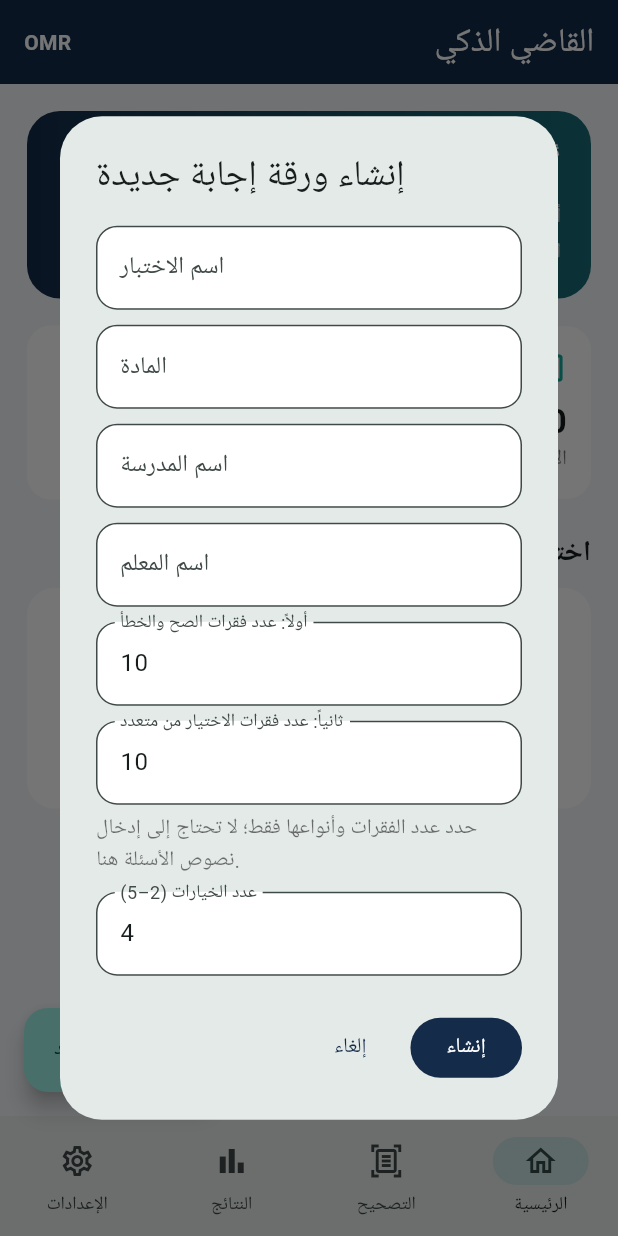
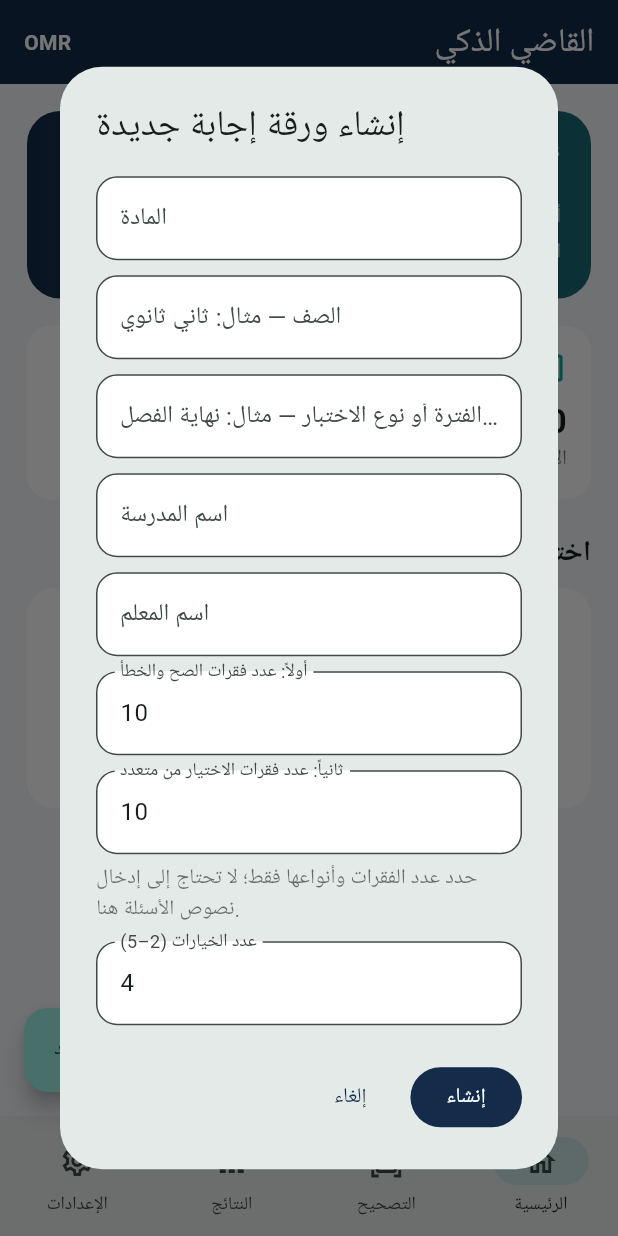
Before and after one commit to mdrstalnwr33-beep/Test-alqabi-, a Flutter app: the screen it shows after launch, after a tap on "اختبار جديد", on a phone screen of 412 x 824 dp. Run offline on Flutter 3.47's test engine with Material 3 defaults, Android fonts, the phone set to English and light mode, and no system bars; our stand-ins replace file_picker, image_picker, pdf, printing, share_plus, shared_preferences; missing offline and left inert: arabic_reshaper, tesseract_ocr; key blocks and very long unbroken strings in the code were emptied for the run.

Commit message:
Collect teacher-selected grade and exam period and compose exam titles

```diff
--- a/lib/screens/home_screen.dart
+++ b/lib/screens/home_screen.dart
@@ -39,14 +39,15 @@ class _HomeScreenState extends State<HomeScreen> {
     await store.saveResults(results);
   }
   Future<void> newExam() async {
-    final title = TextEditingController(), subject = TextEditingController();
+    final subject = TextEditingController(), grade = TextEditingController(), period = TextEditingController();
     final school = TextEditingController(), teacher = TextEditingController();
     final tfCount = TextEditingController(text: '10'), mcqCount = TextEditingController(text: '10'), options = TextEditingController(text: '4');
     final ok = await showDialog<bool>(context: context, builder: (context) => AlertDialog(
       title: const Text('إنشاء ورقة إجابة جديدة'),
       content: SingleChildScrollView(child: Column(mainAxisSize: MainAxisSize.min, children: [
-        TextField(controller: title, decoration: const InputDecoration(labelText: 'اسم الاختبار')),
-        const SizedBox(height: 10), TextField(controller: subject, decoration: const InputDecoration(labelText: 'المادة')),
+        TextField(controller: subject, decoration: const InputDecoration(labelText: 'المادة')),
+        const SizedBox(height: 10), TextField(controller: grade, decoration: const InputDecoration(labelText: 'الصف — مثال: ثاني ثانوي')),
+        const SizedBox(height: 10), TextField(controller: period, decoration: const InputDecoration(labelText: 'الفترة أو نوع الاختبار — مثال: نهاية الفصل / شهر محرم')),
         const SizedBox(height: 10), TextField(controller: school, decoration: const InputDecoration(labelText: 'اسم المدرسة')),
         const SizedBox(height: 10), TextField(controller: teacher, decoration: const InputDecoration(labelText: 'اسم المعلم')),
         const SizedBox(height: 10), TextField(controller: tfCount, keyboardType: TextInputType.number, decoration: const InputDecoration(labelText: 'أولاً: عدد فقرات الصح والخطأ')),
@@ -58,11 +59,12 @@ class _HomeScreenState extends State<HomeScreen> {
     ));
     if (ok != true) return;
     final mcq = int.tryParse(mcqCount.text) ?? 0, tf = int.tryParse(tfCount.text) ?? 0, n = mcq + tf, o = int.tryParse(options.text) ?? 0;
-    if (title.text.trim().isEmpty || n < 1 || n > 40 || mcq < 0 || tf < 0 || o < 2 || o > 5) {
+    if (subject.text.trim().isEmpty || grade.text.trim().isEmpty || period.text.trim().isEmpty || n < 1 || n > 40 || mcq < 0 || tf < 0 || o < 2 || o > 5) {
       if (mounted) ScaffoldMessenger.of(context).showSnackBar(const SnackBar(content: Text('تحقق من الاسم وعدد الأسئلة (حتى 40 في الورقة الواحدة) والخيارات.')));
       return;
     }
-    setState(() => exams.insert(0, Exam(id: DateTime.now().microsecondsSinceEpoch.toString(), title: title.text.trim(), subject: subject.text.trim(), questionCount: n, optionCount: o, answerKey: List<int?>.filled(n, null), questionTypes: [...List<String>.filled(tf, 'tf'), ...List<String>.filled(mcq, 'mcq')], createdAt: DateTime.now(), schoolName: school.text.trim(), teacherName: teacher.text.trim())));
+    final examTitle = '${subject.text.trim()} ${grade.text.trim()} ${period.text.trim()}';
+    setState(() => exams.insert(0, Exam(id: DateTime.now().microsecondsSinceEpoch.toString(), title: examTitle, subject: subject.text.trim(), grade: grade.text.trim(), termName: period.text.trim(), questionCount: n, optionCount: o, answerKey: List<int?>.filled(n, null), questionTypes: [...List<String>.filled(tf, 'tf'), ...List<String>.filled(mcq, 'mcq')], createdAt: DateTime.now(), schoolName: school.text.trim(), teacherName: teacher.text.trim())));
     await _persist();
   }
   Future<void> _deleteExam(Exam exam) async {
@@ -262,27 +264,32 @@ class _ExamDetailScreen extends StatefulWidget {
   State<_ExamDetailScreen> createState() => _ExamDetailScreenState();
 }
 class _ExamDetailScreenState extends State<_ExamDetailScreen> {
+  String get _composedTitle {
+    final parts = [subject.text.trim(), grade.text.trim(), period.text.trim()].where((part) => part.isNotEmpty).toList();
+    return parts.isEmpty ? title.text.trim() : parts.join(' ');
+  }
   late List<int?> answers;
   late List<String> questionTypes;
   late List<ExamVariant> variants;
-  final title = TextEditingController(), subject = TextEditingController();
+  final title = TextEditingController(), subject = TextEditingController(), grade = TextEditingController(), period = TextEditingController();
   final school = TextEditingController(), teacher = TextEditingController();
   @override
   void initState() { super.initState(); answers = List<int?>.from(widget.exam.answerKey); questionTypes = List<String>.from(widget.exam.questionTypes); variants = List<ExamVariant>.from(widget.exam.variants);
-    title.text = widget.exam.title; subject.text = widget.exam.subject; school.text = widget.exam.schoolName; teacher.text = widget.exam.teacherName; }
+    title.text = widget.exam.title; subject.text = widget.exam.subject; grade.text = widget.exam.grade; period.text = widget.exam.termName; school.text = widget.exam.schoolName; teacher.text = widget.exam.teacherName; }
 
   Future<void> _editExamDetails() async {
     final ok = await showDialog<bool>(context: context, builder: (context) => AlertDialog(
       title: const Text('تعديل بيانات الاختبار'),
       content: SingleChildScrollView(child: Column(mainAxisSize: MainAxisSize.min, children: [
-        TextField(controller: title, decoration: const InputDecoration(labelText: 'اسم الاختبار')),
         TextField(controller: subject, decoration: const InputDecoration(labelText: 'المادة')),
+        TextField(controller: grade, decoration: const InputDecoration(labelText: 'الصف')),
+        TextField(controller: period, decoration: const InputDecoration(labelText: 'الفترة أو نوع الاختبار')),
         TextField(controller: school, decoration: const InputDecoration(labelText: 'اسم المدرسة')),
         TextField(controller: teacher, decoration: const InputDecoration(labelText: 'اسم المعلم')),
       ])),
       actions: [TextButton(onPressed: () => Navigator.pop(context, false), child: const Text('إلغاء')), FilledButton(onPressed: () => Navigator.pop(context, true), child: const Text('حفظ'))],
     ));
-    if (ok == true) { await _save(allowIncomplete: true); if (mounted) setState(() {}); }
+    if (ok == true) { title.text = _composedTitle; await _save(allowIncomplete: true); if (mounted) setState(() {}); }
   }
   Future<void> _save({bool allowIncomplete = false}) async {
     if (!allowIncomplete && answers.any((v) => v == null)) return;
@@ -290,7 +297,7 @@ class _ExamDetailScreenState extends State<_ExamDetailScreen> {
     // teacher's source key. The question/option permutations remain unchanged.
     variants = variants.map((variant) => variant.withAnswerKey(answers)).toList();
     final updated = Exam(
-      id: widget.exam.id, title: title.text.trim(), subject: subject.text.trim(),
+      id: widget.exam.id, title: _composedTitle, subject: subject.text.trim(), grade: grade.text.trim(), termName: period.text.trim(),
       questionCount: widget.exam.questionCount, optionCount: widget.exam.optionCount,
       answerKey: List<int?>.from(answers), createdAt: widget.exam.createdAt,
       questionTypes: List<String>.from(questionTypes),
@@ -457,8 +464,10 @@ class _ExamDetailScreenState extends State<_ExamDetailScreen> {
       if (!mounted) return;
       final currentExam = Exam(
         id: widget.exam.id,
-        title: title.text.trim(),
+        title: _composedTitle,
         subject: subject.text.trim(),
+        grade: grade.text.trim(),
+        termName: period.text.trim(),
         questionCount: widget.exam.questionCount,
         optionCount: widget.exam.optionCount,
         answerKey: List<int?>.from(answers),
@@ -499,8 +508,10 @@ class _ExamDetailScreenState extends State<_ExamDetailScreen> {
   Future<Uint8List> _createSheetPdf() async {
     final currentExam = Exam(
       id: widget.exam.id,
-      title: title.text.trim(),
+      title: _composedTitle,
       subject: subject.text.trim(),
+      grade: grade.text.trim(),
+      termName: period.text.trim(),
       questionCount: widget.exam.questionCount,
       optionCount: widget.exam.optionCount,
       answerKey: List<int?>.from(answers),
@@ -574,7 +585,7 @@ class _ExamDetailScreenState extends State<_ExamDetailScreen> {
     appBar: AppBar(title: Text(title.text), actions: [IconButton(tooltip: 'تعديل بيانات الاختبار', onPressed: _editExamDetails, icon: const Icon(Icons.edit_note)), IconButton(tooltip: 'تصدير PDF', onPressed: _exportSheetPdf, icon: const Icon(Icons.picture_as_pdf)), IconButton(tooltip: 'معاينة ورقة الإجابة', onPressed: _showPdfPreview, icon: const Icon(Icons.preview)), IconButton(tooltip: 'طباعة ورقة الإجابة', onPressed: _printSheet, icon: const Icon(Icons.print))]),
     body: Column(children: [
       Padding(padding: const EdgeInsets.all(12), child: Column(children: [
-        Text(subject.text + ' • ' + widget.exam.questionCount.toString() + ' سؤال • اختيار: ' + questionTypes.where((t) => t == 'mcq').length.toString() + ' • صح/خطأ: ' + questionTypes.where((t) => t == 'tf').length.toString()),
+        Text([subject.text, grade.text, period.text].where((v) => v.trim().isNotEmpty).join(' • ') + ' • ' + widget.exam.questionCount.toString() + ' سؤال • اختيار: ' + questionTypes.where((t) => t == 'mcq').length.toString() + ' • صح/خطأ: ' + questionTypes.where((t) => t == 'tf').length.toString()),
         const SizedBox(height: 6), const Text('هذا التطبيق يصمم أوراق الإجابة فقط: حدّد نوع كل فقرة ومفتاحها، ثم أنشئ النماذج ووزّع ورقة باسم كل طالب.', style: TextStyle(color: Colors.black54)),
         const SizedBox(height: 8), Wrap(spacing: 8, runSpacing: 8, alignment: WrapAlignment.center, children: [
           OutlinedButton.icon(onPressed: _showPdfPreview, icon: const Icon(Icons.preview), label: const Text('معاينة PDF')),
```
